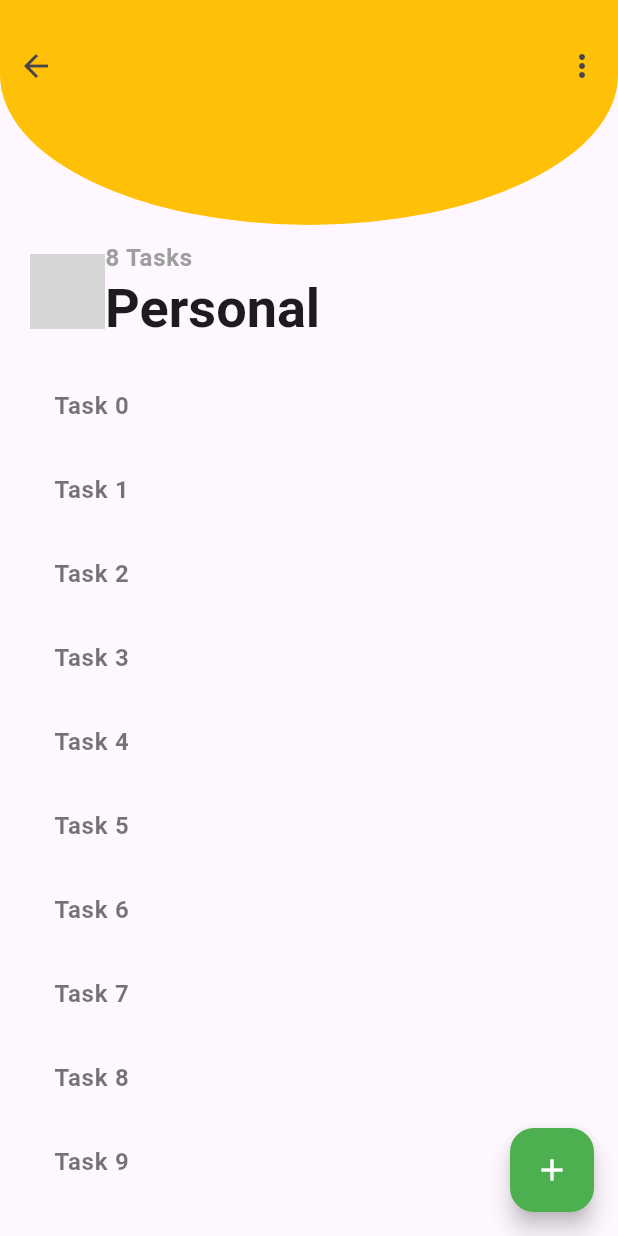
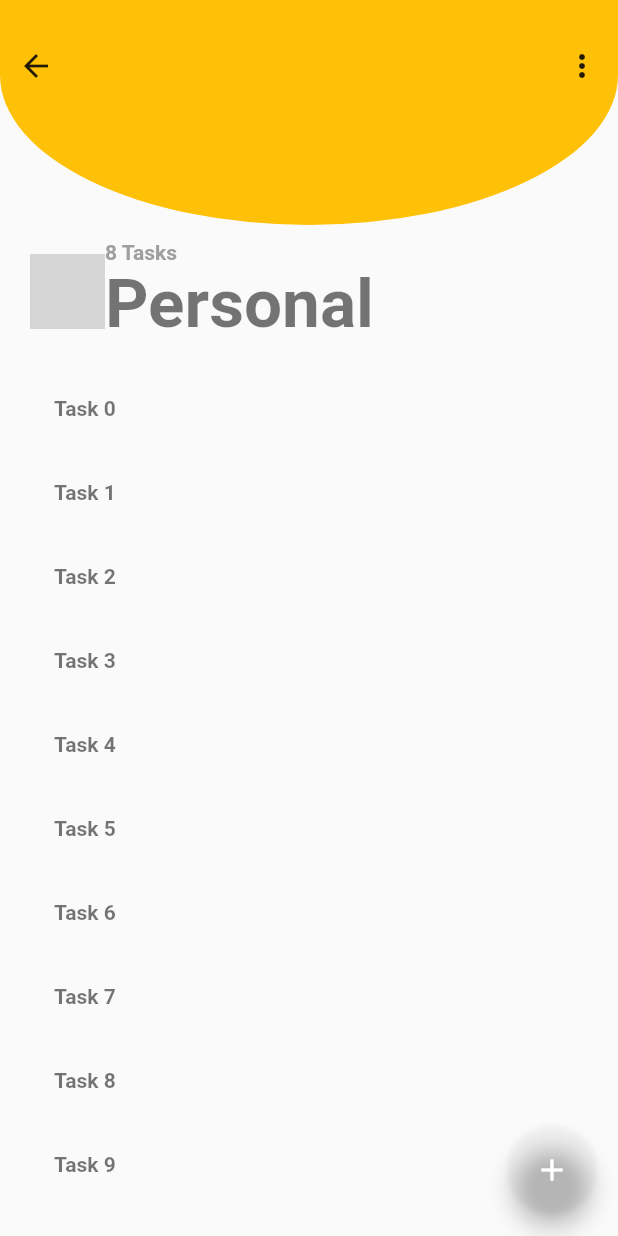
Before and after one commit to DevNweYi/task_app, a Flutter app: the TaskList screen opened directly, on a phone screen of 412 x 824 dp. Run offline on Flutter 3.47's test engine with Material 2 defaults, Android fonts, the phone set to English and light mode, and no system bars; grey boxes are pictures that could not be loaded.

Commit message:
implementing code

```diff
--- a/lib/home.dart
+++ b/lib/home.dart
@@ -1,4 +1,5 @@
 import 'package:flutter/material.dart';
+import 'package:task_app/utils/colors.dart';
 
 class Home extends StatelessWidget {
   const Home({super.key});
@@ -11,7 +12,7 @@ class Home extends StatelessWidget {
           Container(
             height: MediaQuery.of(context).size.height / 2,
             decoration: BoxDecoration(
-                color: Colors.amber,
+                //color: primary,
                 borderRadius: BorderRadius.vertical(
                     bottom: Radius.elliptical(MediaQuery.of(context).size.width,
                         (MediaQuery.of(context).size.height / 2) - 150))),
--- a/lib/task_list.dart
+++ b/lib/task_list.dart
@@ -1,4 +1,5 @@
 import 'package:flutter/material.dart';
+import 'package:task_app/utils/colors.dart';
 
 class TaskList extends StatelessWidget {
   const TaskList({super.key});
@@ -26,7 +27,7 @@ class TaskList extends StatelessWidget {
       ),
       floatingActionButton: FloatingActionButton(
         onPressed: () {},
-        backgroundColor: Colors.green,
+        backgroundColor: secondaryColor,
         child: const Icon(
           Icons.add,
           color: Colors.white,
--- a/lib/utils/colors.dart
+++ b/lib/utils/colors.dart
@@ -0,0 +1,5 @@
+import 'package:flutter/material.dart';
+
+const primaryColor = Color.fromRGBO(249, 234, 133, 0);
+const secondaryColor = Color.fromRGBO(21, 197, 184, 0);
+const primary= "#F9EA85";
```
Also changed, not shown: lib/get_started.dart (+20 -7 lines), lib/main.dart (+3 -20 lines).
